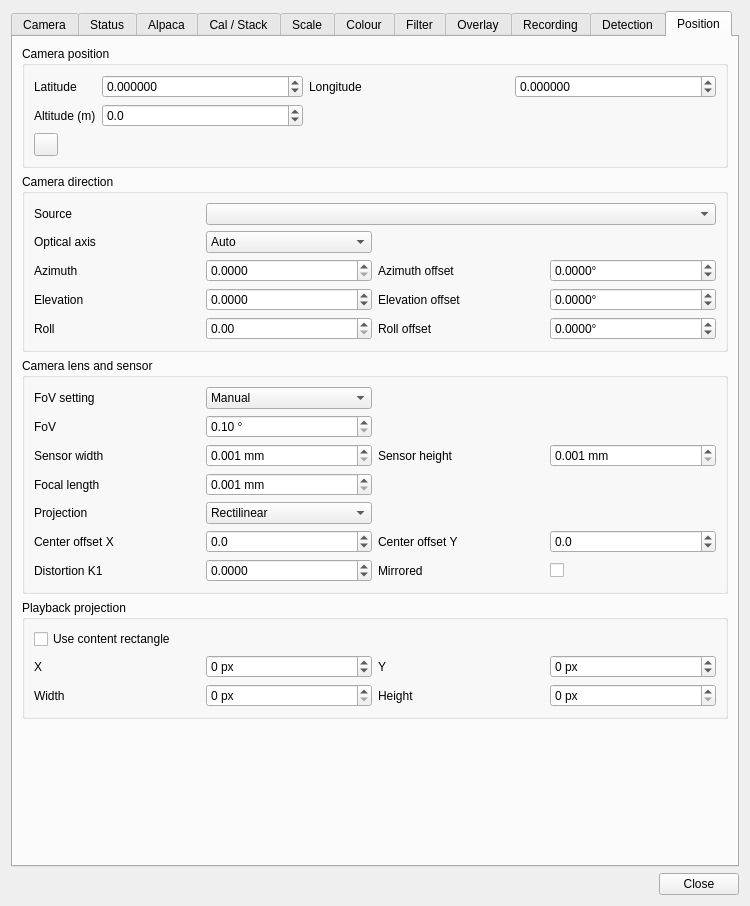
The window that plugins/feature/camera/camerasettingsdialog.ui (srcejon/sdrangel) describes before a commit, drawn with Qt 5.
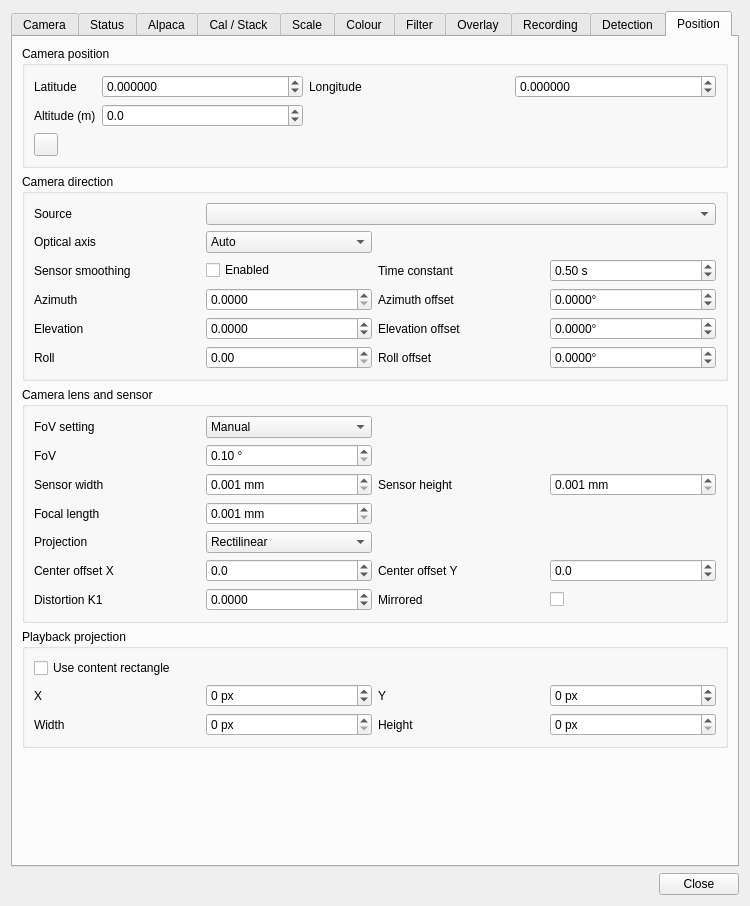
The same window after the commit. The open tabs and pages were chosen to show the change. Icons and pictures are not drawn. Custom widgets are drawn as their Qt base class.

Commit message: Add Qt Sensors direction smoothing

The edit to the form file:
```diff
--- a/plugins/feature/camera/camerasettingsdialog.ui
+++ b/plugins/feature/camera/camerasettingsdialog.ui
@@ -8011,6 +8011,55 @@
             </item>
            </widget>
           </item>
+          <item row="2" column="0">
+           <widget class="QLabel" name="directionSensorFilterLabel">
+            <property name="text">
+             <string>Sensor smoothing</string>
+            </property>
+           </widget>
+          </item>
+          <item row="2" column="1">
+           <widget class="QCheckBox" name="directionSensorFilterCheck">
+            <property name="toolTip">
+             <string>Smooth noisy Qt Sensors azimuth, elevation, and roll readings. Rotator and manual direction values are unaffected.</string>
+            </property>
+            <property name="text">
+             <string>Enabled</string>
+            </property>
+           </widget>
+          </item>
+          <item row="2" column="2">
+           <widget class="QLabel" name="directionSensorFilterTimeConstantLabel">
+            <property name="text">
+             <string>Time constant</string>
+            </property>
+           </widget>
+          </item>
+          <item row="2" column="3">
+           <widget class="QDoubleSpinBox" name="directionSensorFilterTimeConstantSpin">
+            <property name="toolTip">
+             <string>Smoothing response time in seconds. Larger values are steadier but react more slowly to movement.</string>
+            </property>
+            <property name="suffix">
+             <string> s</string>
+            </property>
+            <property name="decimals">
+             <number>2</number>
+            </property>
+            <property name="minimum">
+             <double>0.050000000000000</double>
+            </property>
+            <property name="maximum">
+             <double>10.000000000000000</double>
+            </property>
+            <property name="singleStep">
+             <double>0.050000000000000</double>
+            </property>
+            <property name="value">
+             <double>0.500000000000000</double>
+            </property>
+           </widget>
+          </item>
           <item row="7" column="0">
            <widget class="QLabel" name="rollLabel">
             <property name="text">
```
The commit also changes 5 other files.
